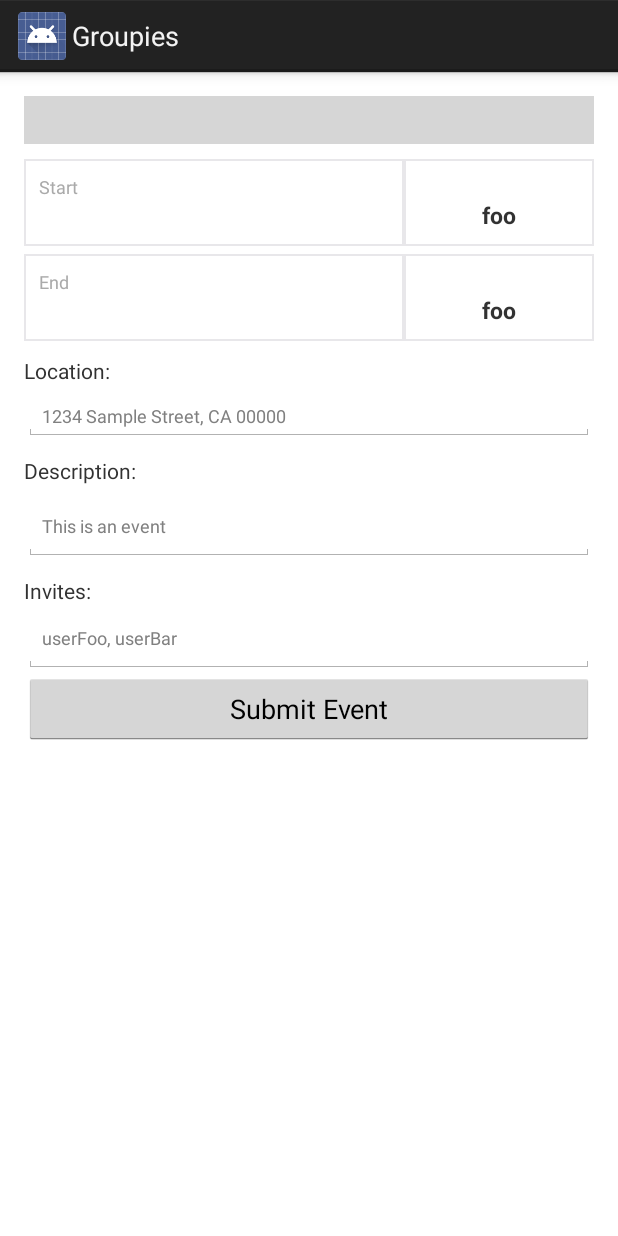
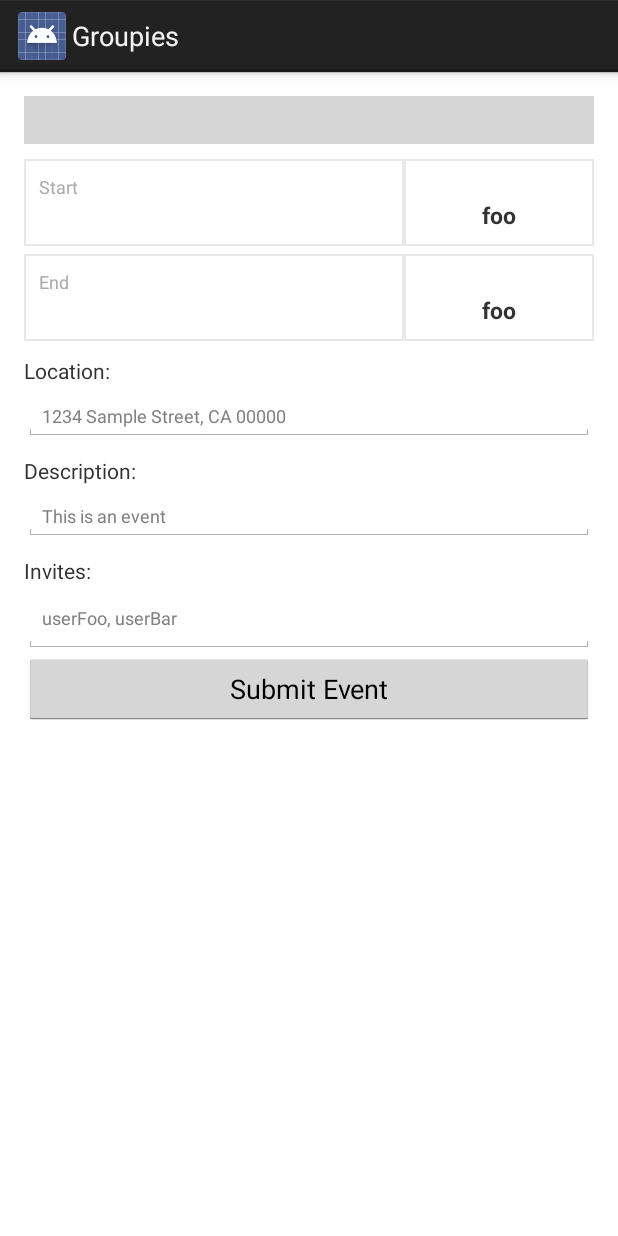
Before and after one commit to eecsninja/partyview, an Android app: the layout fragment_edit_event.xml on its own in the app's theme, with its tools: preview values and no code run, on a phone screen of 412 x 824 dp. Run offline under Robolectric (Android 15) with nearby library versions, the phone set to English and light mode, and no system bars; plain views replace FloatLabel; grey boxes are pictures that could not be loaded.

Commit message:
update description edit text

```diff
--- a/app/src/main/res/layout/fragment_edit_event.xml
+++ b/app/src/main/res/layout/fragment_edit_event.xml
@@ -13,6 +13,7 @@
             android:layout_width="match_parent"
             android:layout_height="wrap_content"
             android:hint="@string/hint_title"/>
+
 
     <LinearLayout
             android:id="@+id/llStartDateTime"
@@ -195,14 +196,12 @@
                 android:id="@+id/etEventDescription"
                 android:layout_width="fill_parent"
                 android:layout_height="wrap_content"
-                android:inputType="textMultiLine|textAutoCorrect"
+                android:inputType="textMultiLine|textAutoCorrect|textCapSentences"
                 android:ems="10"
-                android:minLines="2"
-                android:maxLines="2"
                 android:layout_marginTop="5dp"
                 android:hint="@string/hint_description"
+                android:imeOptions="actionNext"
                 android:textSize="12sp"/>
-
     </LinearLayout>
 
     <LinearLayout
```
